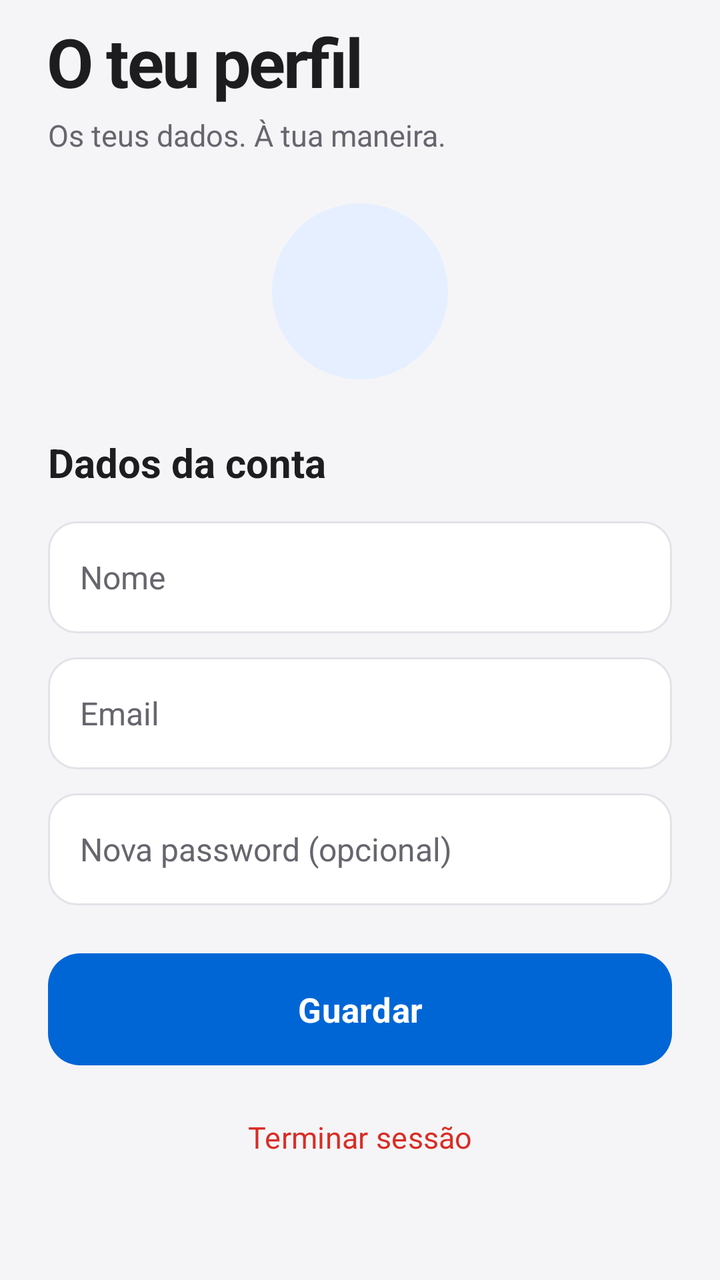
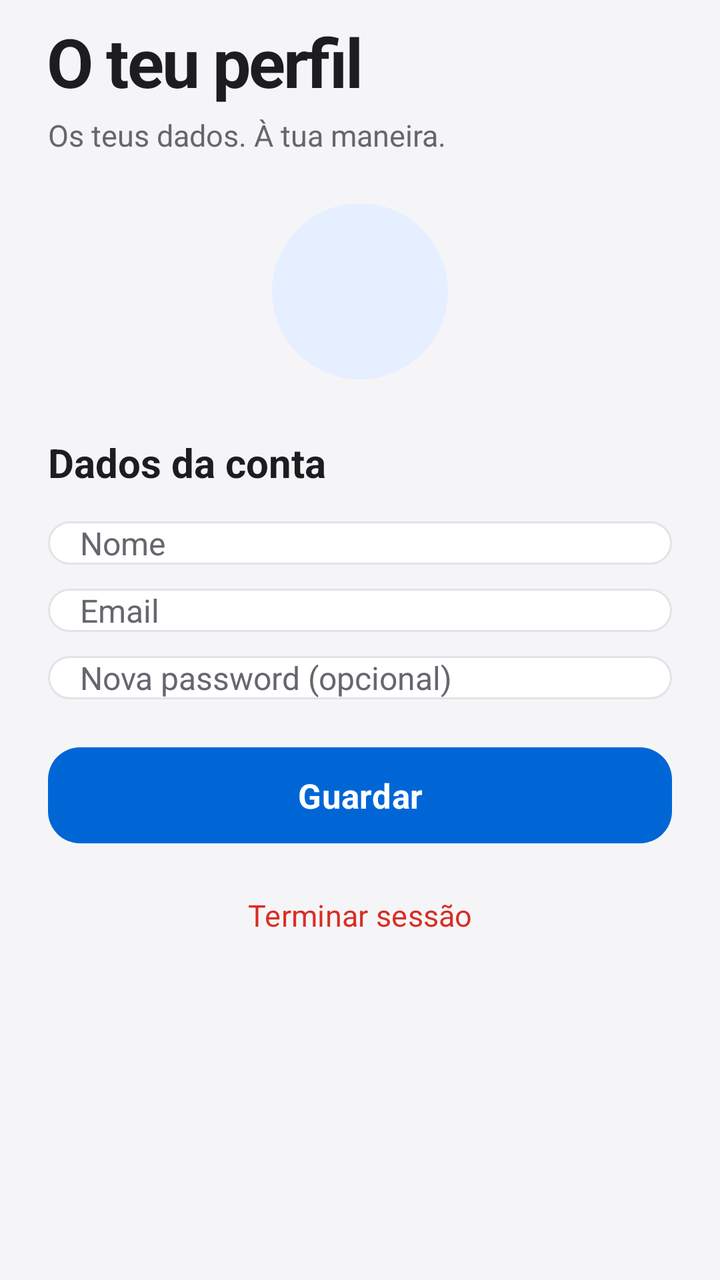

Compare the two renders of this Android layout. The source of the first and the diff that turns it into the second are given below.
<!-- AndroidManifest.xml: application theme Theme.TaskFlow -->
<!-- res/layout/activity_perfil.xml -->
<?xml version="1.0" encoding="utf-8"?>
<ScrollView
    xmlns:android="http://schemas.android.com/apk/res/android"
    xmlns:app="http://schemas.android.com/apk/res-auto"
    android:id="@+id/raiz"
    android:layout_width="match_parent"
    android:layout_height="match_parent"
    android:background="@color/fundo"
    android:fillViewport="true"
    android:clipToPadding="false">
    <LinearLayout
        android:layout_width="match_parent"
        android:layout_height="wrap_content"
        android:orientation="vertical"
        android:paddingStart="24dp"
        android:paddingEnd="24dp"
        android:paddingBottom="28dp"
        android:focusableInTouchMode="true">
        <TextView style="@style/TituloGrande" android:text="@string/o_teu_perfil"/>
        <TextView style="@style/TextoApoio" android:text="@string/perfil_apoio"/>
        <Space android:layout_width="1dp" android:layout_height="24dp"/>
        <TextView
            android:id="@+id/perfil_avatar"
            android:layout_width="88dp"
            android:layout_height="88dp"
            android:layout_gravity="center_horizontal"
            android:background="@drawable/bg_avatar"
            android:gravity="center"
            android:textColor="@color/roxo"
            android:textSize="34sp"
            android:textStyle="bold"/>
        <Space android:layout_width="1dp" android:layout_height="28dp"/>
        <TextView style="@style/TituloSecao" android:text="@string/dados_conta"/>
        <Space android:layout_width="1dp" android:layout_height="16dp"/>
        <EditText
            android:id="@+id/perfil_nome"
            style="@style/Campo"
            android:hint="@string/nome"
            android:inputType="textPersonName"
            android:autofillHints="name"/>
        <Space android:layout_width="1dp" android:layout_height="12dp"/>
        <EditText
            android:id="@+id/perfil_email"
            style="@style/Campo"
            android:hint="@string/email"
            android:inputType="textEmailAddress"
            android:autofillHints="emailAddress"/>
        <Space android:layout_width="1dp" android:layout_height="12dp"/>
        <EditText
            android:id="@+id/perfil_password"
            style="@style/Campo"
            android:hint="@string/password_opcional"
            android:inputType="textPassword"
            android:autofillHints="newPassword"/>
        <Space android:layout_width="1dp" android:layout_height="24dp"/>
        <com.google.android.material.button.MaterialButton
            android:id="@+id/botao_guardar_perfil"
            style="@style/BotaoPrimario"
            android:text="@string/guardar"/>
        <Space android:layout_width="1dp" android:layout_height="12dp"/>
        <com.google.android.material.button.MaterialButton
            android:id="@+id/botao_terminar_sessao"
            style="@style/BotaoTexto"
            android:text="@string/terminar_sessao"
            android:textColor="@color/vermelho"/>
    </LinearLayout>
</ScrollView>
<!-- resources referenced by this layout -->
<resources>
  <color name="fundo">#F5F5F7</color>
  <color name="roxo">#0066D6</color>
  <string name="email">Email</string>
  <string name="nome">Nome</string>
  <style name="BotaoPrimario" parent="Widget.Material3.Button">
          <item name="android:layout_width">match_parent</item>
          <item name="android:layout_height">56dp</item>
          <item name="android:textSize">17sp</item>
          <item name="android:textStyle">bold</item>
          <item name="android:textAllCaps">false</item>
          <item name="android:textColor">@android:color/white</item>
          <item name="backgroundTint">@color/azul_botao</item>
          <item name="cornerRadius">16dp</item>
          <item name="android:insetTop">0dp</item>
          <item name="android:insetBottom">0dp</item>
      </style>
  <style name="BotaoTexto" parent="Widget.Material3.Button.TextButton">
          <item name="android:layout_width">match_parent</item>
          <item name="android:layout_height">wrap_content</item>
          <item name="android:minHeight">48dp</item>
          <item name="android:textSize">15sp</item>
          <item name="android:textAllCaps">false</item>
          <item name="android:textColor">@color/roxo</item>
      </style>
  <style name="Campo">
          <item name="android:layout_width">match_parent</item>
          <item name="android:layout_height">56dp</item>
          <item name="android:background">@drawable/bg_input</item>
          <item name="android:paddingStart">16dp</item>
          <item name="android:paddingEnd">16dp</item>
          <item name="android:textColor">@color/texto</item>
          <item name="android:textColorHint">@color/texto_secundario</item>
          <item name="android:textSize">16sp</item>
          <item name="android:singleLine">true</item>
      </style>
  <style name="TextoApoio">
          <item name="android:layout_width">match_parent</item>
          <item name="android:layout_height">wrap_content</item>
          <item name="android:textSize">15sp</item>
          <item name="android:lineSpacingExtra">4dp</item>
          <item name="android:textColor">@color/texto_secundario</item>
      </style>
  <style name="TituloGrande">
          <item name="android:layout_width">match_parent</item>
          <item name="android:layout_height">wrap_content</item>
          <item name="android:textSize">34sp</item>
          <item name="android:textColor">@color/texto</item>
          <item name="android:textStyle">bold</item>
          <item name="android:letterSpacing">-0.03</item>
          <item name="android:paddingTop">8dp</item>
          <item name="android:paddingBottom">4dp</item>
      </style>
  <style name="TituloSecao" parent="TextoApoio">
          <item name="android:textSize">20sp</item>
          <item name="android:textColor">@color/texto</item>
          <item name="android:textStyle">bold</item>
      </style>
  <color name="texto">#1D1D1F</color>
  <color name="cartao">#FFFFFF</color>
  <style name="ShapeAppearance.TaskFlow.Dialog" parent="ShapeAppearance.Material3.Corner.Large">
          <item name="cornerSize">24dp</item>
      </style>
  <!-- unchanged entries left out for length: 17 -->
</resources>

<!-- the commit's change to res/layout/activity_perfil.xml (unified diff, before → after) -->
@@ -8,60 +8,132 @@
     android:background="@color/fundo"
     android:fillViewport="true"
     android:clipToPadding="false">
-    <LinearLayout
+
+    <androidx.constraintlayout.widget.ConstraintLayout
         android:layout_width="match_parent"
         android:layout_height="wrap_content"
-        android:orientation="vertical"
-        android:paddingStart="24dp"
-        android:paddingEnd="24dp"
-        android:paddingBottom="28dp"
+        android:paddingStart="@dimen/margem_ecra"
+        android:paddingEnd="@dimen/margem_ecra"
+        android:paddingBottom="@dimen/margem_grande"
         android:focusableInTouchMode="true">
-        <TextView style="@style/TituloGrande" android:text="@string/o_teu_perfil"/>
-        <TextView style="@style/TextoApoio" android:text="@string/perfil_apoio"/>
-        <Space android:layout_width="1dp" android:layout_height="24dp"/>
+
+        <TextView
+            android:id="@+id/titulo_perfil"
+            style="@style/TituloGrande"
+            android:layout_width="0dp"
+            android:layout_height="wrap_content"
+            android:text="@string/o_teu_perfil"
+            app:layout_constraintEnd_toEndOf="parent"
+            app:layout_constraintStart_toStartOf="parent"
+            app:layout_constraintTop_toTopOf="parent"/>
+
+        <TextView
+            android:id="@+id/texto_apoio_perfil"
+            style="@style/TextoApoio"
+            android:layout_width="0dp"
+            android:layout_height="wrap_content"
+            android:text="@string/perfil_apoio"
+            app:layout_constraintEnd_toEndOf="parent"
+            app:layout_constraintStart_toStartOf="parent"
+            app:layout_constraintTop_toBottomOf="@id/titulo_perfil"/>
+
         <TextView
             android:id="@+id/perfil_avatar"
-            android:layout_width="88dp"
-            android:layout_height="88dp"
-            android:layout_gravity="center_horizontal"
+            android:layout_width="@dimen/avatar_perfil"
+            android:layout_height="@dimen/avatar_perfil"
+            android:layout_marginTop="@dimen/espaco_24"
             android:background="@drawable/bg_avatar"
             android:gravity="center"
             android:textColor="@color/roxo"
             android:textSize="34sp"
-            android:textStyle="bold"/>
-        <Space android:layout_width="1dp" android:layout_height="28dp"/>
-        <TextView style="@style/TituloSecao" android:text="@string/dados_conta"/>
-        <Space android:layout_width="1dp" android:layout_height="16dp"/>
+            android:textStyle="bold"
+            app:layout_constraintEnd_toEndOf="parent"
+            app:layout_constraintStart_toStartOf="parent"
+            app:layout_constraintTop_toBottomOf="@id/texto_apoio_perfil"/>
+
+        <TextView
+            android:id="@+id/titulo_dados"
+            style="@style/TituloSecao"
+            android:layout_width="0dp"
+            android:layout_height="wrap_content"
+            android:layout_marginTop="@dimen/margem_grande"
+            android:text="@string/dados_conta"
+            app:layout_constraintEnd_toEndOf="parent"
+            app:layout_constraintStart_toStartOf="parent"
+            app:layout_constraintTop_toBottomOf="@id/perfil_avatar"/>
+
         <EditText
             android:id="@+id/perfil_nome"
             style="@style/Campo"
+            android:layout_width="0dp"
+            android:layout_height="wrap_content"
+            android:layout_marginTop="@dimen/espaco_16"
             android:hint="@string/nome"
             android:inputType="textPersonName"
-            android:autofillHints="name"/>
-        <Space android:layout_width="1dp" android:layout_height="12dp"/>
+            android:autofillHints="name"
+            app:layout_constraintEnd_toEndOf="parent"
+            app:layout_constraintStart_toStartOf="parent"
+            app:layout_constraintTop_toBottomOf="@id/titulo_dados"/>
+
         <EditText
             android:id="@+id/perfil_email"
             style="@style/Campo"
+            android:layout_width="0dp"
+            android:layout_height="wrap_content"
+            android:layout_marginTop="@dimen/margem_pequena"
             android:hint="@string/email"
             android:inputType="textEmailAddress"
-            android:autofillHints="emailAddress"/>
-        <Space android:layout_width="1dp" android:layout_height="12dp"/>
+            android:autofillHints="emailAddress"
+            app:layout_constraintEnd_toEndOf="parent"
+            app:layout_constraintStart_toStartOf="parent"
+            app:layout_constraintTop_toBottomOf="@id/perfil_nome"/>
+
         <EditText
             android:id="@+id/perfil_password"
             style="@style/Campo"
+            android:layout_width="0dp"
+            android:layout_height="wrap_content"
+            android:layout_marginTop="@dimen/margem_pequena"
             android:hint="@string/password_opcional"
             android:inputType="textPassword"
-            android:autofillHints="newPassword"/>
-        <Space android:layout_width="1dp" android:layout_height="24dp"/>
+            android:autofillHints="newPassword"
+            app:layout_constraintEnd_toEndOf="parent"
+            app:layout_constraintStart_toStartOf="parent"
+            app:layout_constraintTop_toBottomOf="@id/perfil_email"/>
+
+        
+        <ProgressBar
+            android:id="@+id/loading"
+            android:layout_width="@dimen/altura_indicador"
+            android:layout_height="@dimen/altura_indicador"
+            android:layout_marginTop="@dimen/margem_pequena"
+            android:visibility="gone"
+            app:layout_constraintEnd_toEndOf="parent"
+            app:layout_constraintStart_toStartOf="parent"
+            app:layout_constraintTop_toBottomOf="@id/perfil_password"/>
+
         <com.google.android.material.button.MaterialButton
             android:id="@+id/botao_guardar_perfil"
             style="@style/BotaoPrimario"
-            android:text="@string/guardar"/>
-        <Space android:layout_width="1dp" android:layout_height="12dp"/>
+            android:layout_width="0dp"
+            android:layout_height="wrap_content"
+            android:layout_marginTop="@dimen/espaco_24"
+            android:text="@string/guardar"
+            app:layout_constraintEnd_toEndOf="parent"
+            app:layout_constraintStart_toStartOf="parent"
+            app:layout_constraintTop_toBottomOf="@id/loading"/>
+
         <com.google.android.material.button.MaterialButton
             android:id="@+id/botao_terminar_sessao"
             style="@style/BotaoTexto"
+            android:layout_width="0dp"
+            android:layout_height="wrap_content"
+            android:layout_marginTop="@dimen/margem_pequena"
             android:text="@string/terminar_sessao"
-            android:textColor="@color/vermelho"/>
-    </LinearLayout>
+            android:textColor="@color/vermelho"
+            app:layout_constraintEnd_toEndOf="parent"
+            app:layout_constraintStart_toStartOf="parent"
+            app:layout_constraintTop_toBottomOf="@id/botao_guardar_perfil"/>
+
+    </androidx.constraintlayout.widget.ConstraintLayout>
 </ScrollView>
<!-- resource entries referenced after the edit -->
@@ -2,65 +2,82 @@
 <resources>
   <color name="fundo">#F5F5F7</color>
   <color name="roxo">#0066D6</color>
+  <dimen name="altura_indicador">28dp</dimen>
+  <dimen name="avatar_perfil">88dp</dimen>
+  <dimen name="espaco_16">16dp</dimen>
+  <dimen name="espaco_24">24dp</dimen>
+  <dimen name="margem_ecra">24dp</dimen>
+  <dimen name="margem_grande">28dp</dimen>
+  <dimen name="margem_pequena">12dp</dimen>
   <string name="email">Email</string>
   <string name="nome">Nome</string>
   <style name="BotaoPrimario" parent="Widget.Material3.Button">
           <item name="android:layout_width">match_parent</item>
-          <item name="android:layout_height">56dp</item>
-          <item name="android:textSize">17sp</item>
+          <item name="android:layout_height">@dimen/altura_botao</item>
+          <item name="android:textSize">@dimen/texto_botao</item>
           <item name="android:textStyle">bold</item>
           <item name="android:textAllCaps">false</item>
           <item name="android:textColor">@android:color/white</item>
           <item name="backgroundTint">@color/azul_botao</item>
-          <item name="cornerRadius">16dp</item>
+          <item name="cornerRadius">@dimen/raio_botao</item>
           <item name="android:insetTop">0dp</item>
           <item name="android:insetBottom">0dp</item>
       </style>
   <style name="BotaoTexto" parent="Widget.Material3.Button.TextButton">
           <item name="android:layout_width">match_parent</item>
           <item name="android:layout_height">wrap_content</item>
-          <item name="android:minHeight">48dp</item>
-          <item name="android:textSize">15sp</item>
+          <item name="android:minHeight">@dimen/altura_botao_icone</item>
+          <item name="android:textSize">@dimen/texto_apoio</item>
           <item name="android:textAllCaps">false</item>
           <item name="android:textColor">@color/roxo</item>
       </style>
   <style name="Campo">
           <item name="android:layout_width">match_parent</item>
-          <item name="android:layout_height">56dp</item>
+          <item name="android:layout_height">@dimen/altura_botao</item>
           <item name="android:background">@drawable/bg_input</item>
-          <item name="android:paddingStart">16dp</item>
-          <item name="android:paddingEnd">16dp</item>
+          <item name="android:paddingStart">@dimen/espaco_16</item>
+          <item name="android:paddingEnd">@dimen/espaco_16</item>
           <item name="android:textColor">@color/texto</item>
           <item name="android:textColorHint">@color/texto_secundario</item>
-          <item name="android:textSize">16sp</item>
+          <item name="android:textSize">@dimen/texto_normal</item>
           <item name="android:singleLine">true</item>
       </style>
   <style name="TextoApoio">
           <item name="android:layout_width">match_parent</item>
           <item name="android:layout_height">wrap_content</item>
-          <item name="android:textSize">15sp</item>
-          <item name="android:lineSpacingExtra">4dp</item>
+          <item name="android:textSize">@dimen/texto_apoio</item>
+          <item name="android:lineSpacingExtra">@dimen/espaco_4</item>
           <item name="android:textColor">@color/texto_secundario</item>
       </style>
   <style name="TituloGrande">
           <item name="android:layout_width">match_parent</item>
           <item name="android:layout_height">wrap_content</item>
-          <item name="android:textSize">34sp</item>
+          <item name="android:textSize">@dimen/texto_titulo</item>
           <item name="android:textColor">@color/texto</item>
           <item name="android:textStyle">bold</item>
           <item name="android:letterSpacing">-0.03</item>
-          <item name="android:paddingTop">8dp</item>
-          <item name="android:paddingBottom">4dp</item>
+          <item name="android:paddingTop">@dimen/espaco_8</item>
+          <item name="android:paddingBottom">@dimen/espaco_4</item>
       </style>
   <style name="TituloSecao" parent="TextoApoio">
-          <item name="android:textSize">20sp</item>
+          <item name="android:textSize">@dimen/texto_secao</item>
           <item name="android:textColor">@color/texto</item>
           <item name="android:textStyle">bold</item>
       </style>
+  <dimen name="altura_botao">56dp</dimen>
+  <dimen name="texto_botao">17sp</dimen>
+  <dimen name="raio_botao">16dp</dimen>
+  <dimen name="altura_botao_icone">48dp</dimen>
+  <dimen name="texto_apoio">15sp</dimen>
   <color name="texto">#1D1D1F</color>
+  <dimen name="texto_normal">16sp</dimen>
+  <dimen name="espaco_4">4dp</dimen>
+  <dimen name="texto_titulo">34sp</dimen>
+  <dimen name="espaco_8">8dp</dimen>
+  <dimen name="texto_secao">20sp</dimen>
   <color name="cartao">#FFFFFF</color>
   <style name="ShapeAppearance.TaskFlow.Dialog" parent="ShapeAppearance.Material3.Corner.Large">
-          <item name="cornerSize">24dp</item>
+          <item name="cornerSize">@dimen/espaco_24</item>
       </style>
   <!-- unchanged entries left out for length: 17 -->
 </resources>
